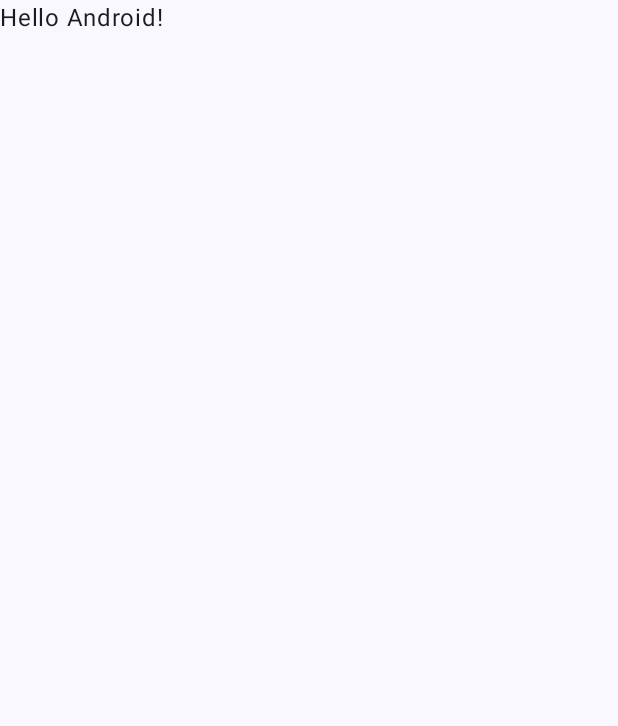
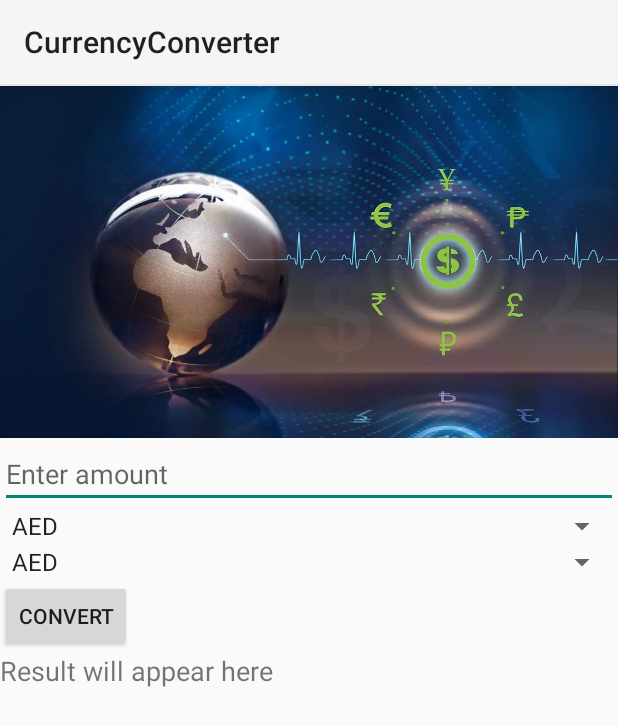
Before and after one commit to ttthanhvan003/TymeX_OnlineTest, an Android app built with Jetpack Compose: the screen it shows after launch (MainActivity before the commit, MainActivityy after it), on a phone screen of 412 x 824 dp. Before the commit the part shown is almost empty. Shown: the top 726 px of the screen. Run offline under Robolectric (Android 15) with nearby library versions, the phone set to English and light mode, and no system bars.

Commit message:
update mobile app

```diff
--- /dev/null
+++ b/Challenge_1_Basic_Mobile_App/app/src/main/java/com/example/currencyconverter/MainActivityy.java
@@ -0,0 +1,91 @@
+package com.example.currencyconverter;
+
+import android.os.Bundle;
+import android.view.View;
+import android.widget.AdapterView;
+import android.widget.ArrayAdapter;
+import android.widget.Button;
+import android.widget.EditText;
+import android.widget.Spinner;
+import android.widget.TextView;
+import android.widget.Toast;
+
+import androidx.appcompat.app.AppCompatActivity;
+
+import com.example.currencyconverter.api.ApiService;
+import com.example.currencyconverter.model.Currency;
+import com.example.currencyconverter.model.Rates;
+
+import retrofit2.Call;
+import retrofit2.Callback;
+import retrofit2.Response;
+
+public class MainActivityy extends AppCompatActivity {
+
+    private static final String ACCESS_KEY = "9e35a3e80b19a0335c077d3fa63ea364";
+    private EditText amountEditText;
+    private Spinner currencySpinnerFrom, currencySpinnerTo;
+    private TextView resultTextView;
+    private Button convertButton;
+
+    @Override
+    protected void onCreate(Bundle savedInstanceState) {
+        super.onCreate(savedInstanceState);
+        setContentView(R.layout.activity_main);
+
+        // Initialize UI components
+        amountEditText = findViewById(R.id.amountEditText);
+        currencySpinnerFrom = findViewById(R.id.currencySpinnerFrom);
+        currencySpinnerTo = findViewById(R.id.currencySpinnerTo);
+        resultTextView = findViewById(R.id.resultTextView);
+        convertButton = findViewById(R.id.convertButton);
+
+        // Spinner setup
+        ArrayAdapter<CharSequence> adapter = ArrayAdapter.createFromResource(this,
+                R.array.currencies, android.R.layout.simple_spinner_item);
+        adapter.setDropDownViewResource(android.R.layout.simple_spinner_dropdown_item);
+        currencySpinnerFrom.setAdapter(adapter);
+        currencySpinnerTo.setAdapter(adapter);
+
+        convertButton.setOnClickListener(v -> {
+            String amountStr = amountEditText.getText().toString();
+            if (!amountStr.isEmpty()) {
+                double amount = Double.parseDouble(amountStr);
+                String fromCurrency = currencySpinnerFrom.getSelectedItem().toString();
+                String toCurrency = currencySpinnerTo.getSelectedItem().toString();
+                convertCurrency(amount, fromCurrency, toCurrency);
+            } else {
+                Toast.makeText(this, "Please enter an amount", Toast.LENGTH_SHORT).show();
+            }
+        });
+    }
+
+    private void convertCurrency(double amount, String fromCurrency, String toCurrency) {
+        ApiService apiService = ApiService.create();
+        Call<Currency> call = apiService.convert(ACCESS_KEY, fromCurrency, toCurrency);
+
+        call.enqueue(new Callback<Currency>() {
+            @Override
+            public void onResponse(Call<Currency> call, Response<Currency> response) {
+                if (response.isSuccessful() && response.body() != null) {
+                    Currency currency = response.body();
+                    if (currency.isSuccess()) {
+                        double rate = currency.getRates().getRates().get(toCurrency);
+                        double result = amount * rate;
+                        resultTextView.setText(String.format("Converted amount: %.2f", result));
+                    } else {
+                        Toast.makeText(MainActivityy.this, "Failed to retrieve data", Toast.LENGTH_SHORT).show();
+                    }
+                } else {
+                    Toast.makeText(MainActivityy.this, "API call failed", Toast.LENGTH_SHORT).show();
+                }
+            }
+
+
+            @Override
+            public void onFailure(Call<Currency> call, Throwable t) {
+                Toast.makeText(MainActivityy.this, "Network error", Toast.LENGTH_SHORT).show();
+            }
+        });
+    }
+}
--- /dev/null
+++ b/Challenge_1_Basic_Mobile_App/app/src/main/res/layout/activity_main.xml
@@ -0,0 +1,50 @@
+<?xml version="1.0" encoding="utf-8"?>
+<LinearLayout xmlns:android="http://schemas.android.com/apk/res/android"
+    xmlns:app="http://schemas.android.com/apk/res-auto"
+    android:id="@+id/main"
+    android:layout_width="match_parent"
+    android:layout_height="match_parent"
+    android:orientation="vertical">
+
+    <ImageView
+        android:id="@+id/imageView"
+        android:layout_width="wrap_content"
+        android:layout_height="237dp"
+        app:srcCompat="@drawable/cdtt" />
+
+    <EditText
+        android:id="@+id/amountEditText"
+        android:layout_width="match_parent"
+        android:layout_height="wrap_content"
+        android:hint="Enter amount"
+        android:inputType="numberDecimal"/>
+
+    <!-- From currency spinner -->
+    <Spinner
+        android:id="@+id/currencySpinnerFrom"
+        android:layout_width="match_parent"
+        android:layout_height="wrap_content" />
+
+    <!-- To currency spinner -->
+    <Spinner
+        android:id="@+id/currencySpinnerTo"
+        android:layout_width="match_parent"
+        android:layout_height="wrap_content" />
+
+    <!-- Convert button -->
+    <Button
+        android:id="@+id/convertButton"
+        android:layout_width="wrap_content"
+        android:layout_height="wrap_content"
+        android:text="Convert" />
+
+    <!-- Result text view -->
+    <TextView
+        android:id="@+id/resultTextView"
+        android:layout_width="wrap_content"
+        android:layout_height="wrap_content"
+        android:text="Result will appear here"
+        android:textSize="18sp" />
+
+
+</LinearLayout>
--- a/Challenge_1_Basic_Mobile_App/app/src/main/res/values/strings.xml
+++ b/Challenge_1_Basic_Mobile_App/app/src/main/res/values/strings.xml
@@ -1,3 +1,176 @@
 <resources>
     <string name="app_name">CurrencyConverter</string>
+
+    <string-array name="currencies">
+        <item>AED</item>
+        <item>AFN</item>
+        <item>ALL</item>
+        <item>AMD</item>
+        <item>ANG</item>
+        <item>AOA</item>
+        <item>ARS</item>
+        <item>AUD</item>
+        <item>AWG</item>
+        <item>AZN</item>
+        <item>BAM</item>
+        <item>BBD</item>
+        <item>BDT</item>
+        <item>BGN</item>
+        <item>BHD</item>
+        <item>BIF</item>
+        <item>BMD</item>
+        <item>BND</item>
+        <item>BOB</item>
+        <item>BRL</item>
+        <item>BSD</item>
+        <item>BTC</item>
+        <item>BTN</item>
+        <item>BWP</item>
+        <item>BYN</item>
+        <item>BYR</item>
+        <item>BZD</item>
+        <item>CAD</item>
+        <item>CDF</item>
+        <item>CHF</item>
+        <item>CLF</item>
+        <item>CLP</item>
+        <item>CNY</item>
+        <item>CNH</item>
+        <item>COP</item>
+        <item>CRC</item>
+        <item>CUC</item>
+        <item>CUP</item>
+        <item>CVE</item>
+        <item>CZK</item>
+        <item>DJF</item>
+        <item>DKK</item>
+        <item>DOP</item>
+        <item>DZD</item>
+        <item>EGP</item>
+        <item>ERN</item>
+        <item>ETB</item>
+        <item>EUR</item>
+        <item>FJD</item>
+        <item>FKP</item>
+        <item>GBP</item>
+        <item>GEL</item>
+        <item>GGP</item>
+        <item>GHS</item>
+        <item>GIP</item>
+        <item>GMD</item>
+        <item>GNF</item>
+        <item>GTQ</item>
+        <item>GYD</item>
+        <item>HKD</item>
+        <item>HNL</item>
+        <item>HRK</item>
+        <item>HTG</item>
+        <item>HUF</item>
+        <item>IDR</item>
+        <item>ILS</item>
+        <item>IMP</item>
+        <item>INR</item>
+        <item>IQD</item>
+        <item>IRR</item>
+        <item>ISK</item>
+        <item>JEP</item>
+        <item>JMD</item>
+        <item>JOD</item>
+        <item>JPY</item>
+        <item>KES</item>
+        <item>KGS</item>
+        <item>KHR</item>
+        <item>KMF</item>
+        <item>KPW</item>
+        <item>KRW</item>
+        <item>KWD</item>
+        <item>KYD</item>
+        <item>KZT</item>
+        <item>LAK</item>
+        <item>LBP</item>
+        <item>LKR</item>
+        <item>LRD</item>
+        <item>LSL</item>
+        <item>LTL</item>
+        <item>LVL</item>
+        <item>LYD</item>
+        <item>MAD</item>
+        <item>MDL</item>
+        <item>MGA</item>
+        <item>MKD</item>
+        <item>MMK</item>
+        <item>MNT</item>
+        <item>MOP</item>
+        <item>MRU</item>
+        <item>MUR</item>
+        <item>MVR</item>
+        <item>MWK</item>
+        <item>MXN</item>
+        <item>MYR</item>
+        <item>MZN</item>
+        <item>NAD</item>
+        <item>NGN</item>
+        <item>NIO</item>
+        <item>NOK</item>
+        <item>NPR</item>
+        <item>NZD</item>
+        <item>OMR</item>
+        <item>PAB</item>
+        <item>PEN</item>
+        <item>PGK</item>
+        <item>PHP</item>
+        <item>PKR</item>
+        <item>PLN</item>
+        <item>PYG</item>
+        <item>QAR</item>
+        <item>RON</item>
+        <item>RSD</item>
+        <item>RUB</item>
+        <item>RWF</item>
+        <item>SAR</item>
+        <item>SBD</item>
+        <item>SCR</item>
+        <item>SDG</item>
+        <item>SEK</item>
+        <item>SGD</item>
+        <item>SHP</item>
+        <item>SLE</item>
+        <item>SLL</item>
+        <item>SOS</item>
+        <item>SRD</item>
+        <item>STD</item>
+        <item>SVC</item>
+        <item>SYP</item>
+        <item>SZL</item>
+        <item>THB</item>
+        <item>TJS</item>
+        <item>TMT</item>
+        <item>TND</item>
+        <item>TOP</item>
+        <item>TRY</item>
+        <item>TTD</item>
+        <item>TWD</item>
+        <item>TZS</item>
+        <item>UAH</item>
+        <item>UGX</item>
+        <item>USD</item>
+        <item>UYU</item>
+        <item>UZS</item>
+        <item>VES</item>
+        <item>VND</item>
+        <item>VUV</item>
+        <item>WST</item>
+        <item>XAF</item>
+        <item>XAG</item>
+        <item>XAU</item>
+        <item>XCD</item>
+        <item>XDR</item>
+        <item>XOF</item>
+        <item>XPF</item>
+        <item>YER</item>
+        <item>ZAR</item>
+        <item>ZMK</item>
+        <item>ZMW</item>
+        <item>ZWL</item>
+    </string-array>
 </resources>
--- a/Challenge_1_Basic_Mobile_App/app/src/main/res/values/themes.xml
+++ b/Challenge_1_Basic_Mobile_App/app/src/main/res/values/themes.xml
@@ -2,4 +2,7 @@
 <resources>
 
     <style name="Theme.CurrencyConverter" parent="android:Theme.Material.Light.NoActionBar" />
+    <style name="AppTheme" parent="Theme.AppCompat.Light">
+        <!-- Customize your theme here -->
+    </style>
 </resources>
```
Also changed, not shown: Challenge_1_Basic_Mobile_App/app/src/main/AndroidManifest.xml (+7 -5 lines), Challenge_1_Basic_Mobile_App/app/src/main/java/com/example/currencyconverter/CurrencyConverter.kt (deleted, +0 -20 lines), Challenge_1_Basic_Mobile_App/app/src/main/java/com/example/currencyconverter/api/ApiService.java (added, +38 -0 lines), Challenge_1_Basic_Mobile_App/app/src/main/java/com/example/currencyconverter/model/Currency.java (added, +57 -0 lines), Challenge_1_Basic_Mobile_App/app/src/main/java/com/example/currencyconverter/model/Rates.java (added, +19 -0 lines), Challenge_1_Basic_Mobile_App/app/src/main/res/layout/activity_currency_converter.xml (deleted, +0 -61 lines), Challenge_1_Basic_Mobile_App/app/src/main/res/drawable/cdtt.png (added).
